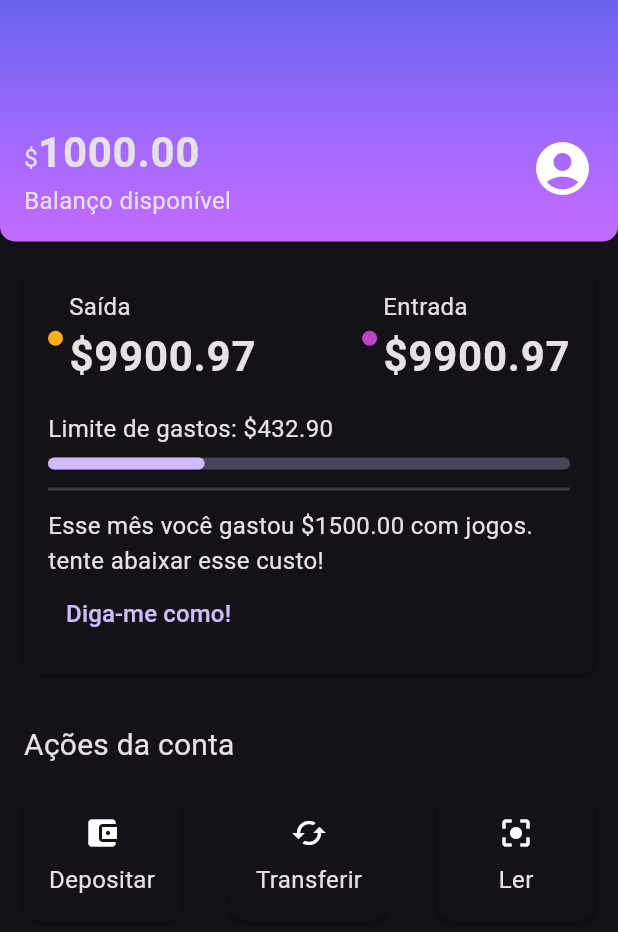
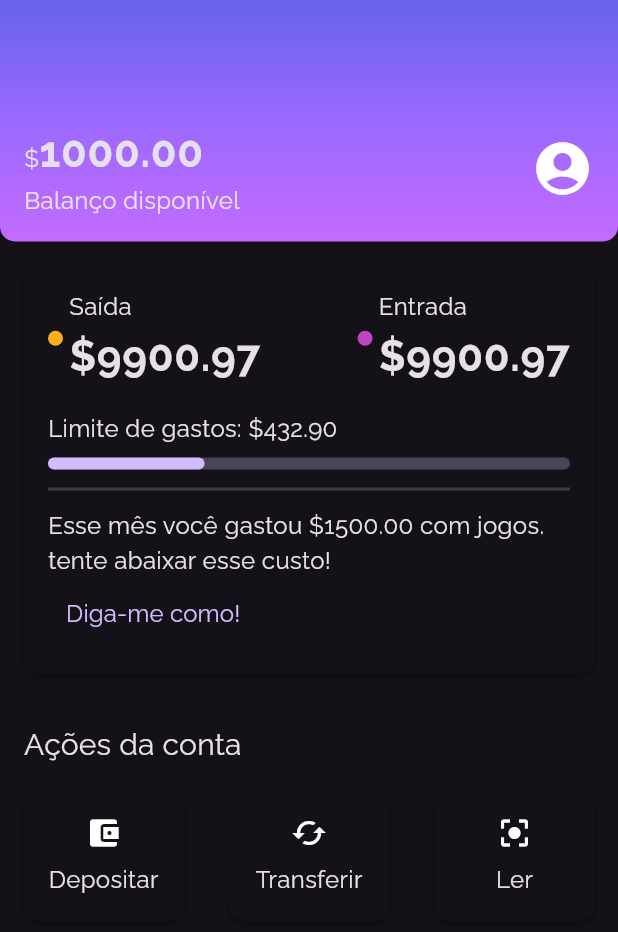
Before and after one commit to flavioaugusto1/alubank, a Flutter app: the screen it shows after launch, on a phone screen of 412 x 824 dp. Shown: the top 932 px of the screen. Run offline on Flutter 3.47's test engine with Material 3 defaults, Android fonts, the phone set to English and light mode, and no system bars.

Commit message:
feat: implementada tipografia

```diff
--- a/lib/components/sections/account_actions.dart
+++ b/lib/components/sections/account_actions.dart
@@ -69,7 +69,7 @@ class _AccountActionsContent extends StatelessWidget {
   @override
   Widget build(BuildContext context) {
     return SizedBox(
-      width: 72,
+      width: 74,
       child: Column(
         children: [
           Padding(
--- a/lib/themes/my_theme.dart
+++ b/lib/themes/my_theme.dart
@@ -5,6 +5,7 @@ ThemeData myTheme = ThemeData(
   primaryColor: ThemeColors.primaryColor,
   primarySwatch: ThemeColors.primaryColor,
   brightness: Brightness.dark,
+  fontFamily: 'Raleway',
   textTheme: const TextTheme(
     bodyMedium: TextStyle(fontSize: 16),
     bodyLarge: TextStyle(
```
Also changed, not shown: pubspec.yaml (+8 -4 lines), fonts/Raleway-Bold.ttf (added), fonts/Raleway-Regular.ttf (added).
